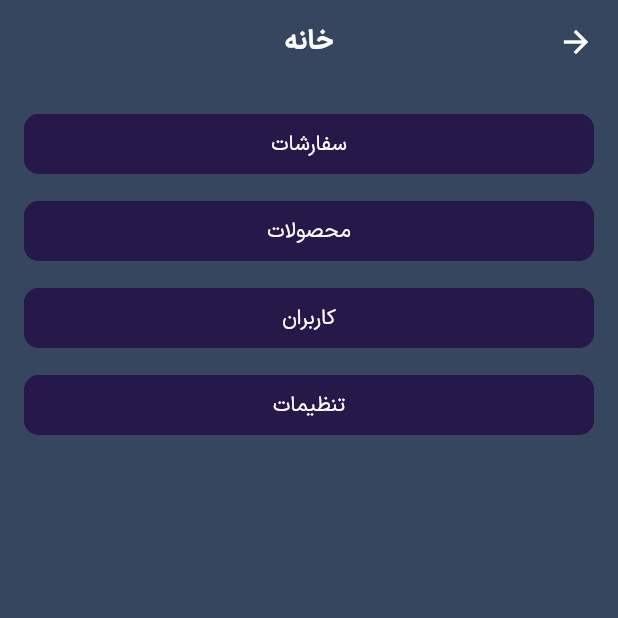
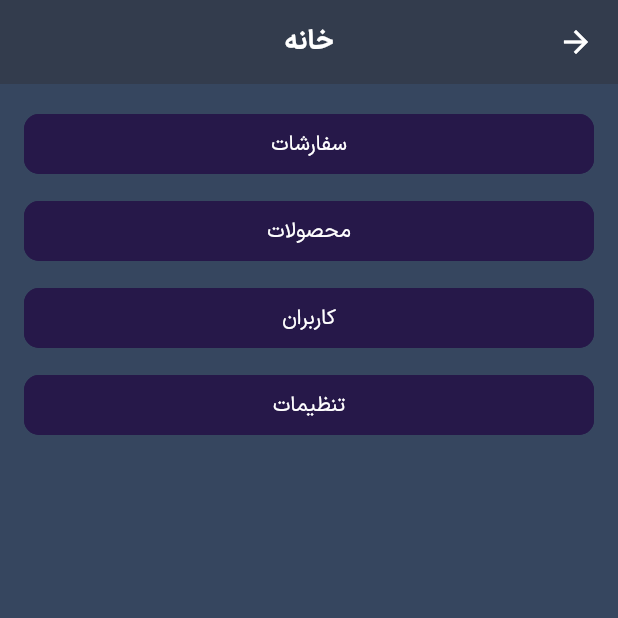
Before and after one commit to peymantaghipourfp/HaniGoldAdmin, a Flutter app: the screen it shows after launch, after a tap on "ورود", on a phone screen of 412 x 824 dp, the top half of it. Run offline on Flutter 3.47's test engine with Material 3 defaults, Android fonts, the light colour scheme and no system bars; our stand-ins replace dio, dropdown_button2, get, get_storage; network calls fail.

Commit message:
create orderCreateView

```diff
--- a/lib/src/config/const/app_color.dart
+++ b/lib/src/config/const/app_color.dart
@@ -2,9 +2,11 @@ import 'package:flutter/material.dart';
 
 class AppColor{
   static const Color textColor=Color(0xffffffff);
+  static const Color appBarColor=Color(0xff333c4d);
   static const Color backGroundColor=Color(0xff36465f);
   static const Color textFieldColor=Color(0xff5b6788);
   static const Color primaryColor=Color(0xff1bc06e);
   static const Color secondaryColor=Color(0xff261849);
   static const Color accentColor=Color(0xffc02a39);
+  static const Color buttonColor=Color(0xff02807e);
 }
--- a/lib/src/config/routes/bindings/order.bindings.dart
+++ b/lib/src/config/routes/bindings/order.bindings.dart
@@ -1,5 +1,6 @@
 
 import 'package:get/get.dart';
+import 'package:hanigold_admin/src/domain/order/controller/order_create.controller.dart';
 
 import '../../../domain/order/controller/order.controller.dart';
 
@@ -7,6 +8,6 @@ class OrderBindings implements Bindings{
   @override
   void dependencies() {
     Get.lazyPut(()=>OrderController());
+    Get.lazyPut(()=>OrderCreateController());
   }
-
 }
--- a/lib/src/config/routes/route_page.dart
+++ b/lib/src/config/routes/route_page.dart
@@ -6,11 +6,10 @@ import 'package:hanigold_admin/src/config/routes/bindings/home.bindings.dart';
 import 'package:hanigold_admin/src/config/routes/bindings/order.bindings.dart';
 import 'package:hanigold_admin/src/config/routes/bindings/splash.bindings.dart';
 import 'package:hanigold_admin/src/domain/auth/view/login.view.dart';
-import 'package:hanigold_admin/src/domain/home/controller/home.controller.dart';
 import 'package:hanigold_admin/src/domain/home/view/home.view.dart';
+import 'package:hanigold_admin/src/domain/order/view/order_create.view.dart';
 import 'package:hanigold_admin/src/domain/order/view/order_list.view.dart';
 import 'package:hanigold_admin/src/domain/product/view/product.view.dart';
-import 'package:hanigold_admin/src/domain/splash/controller/splash.controller.dart';
 import 'package:hanigold_admin/src/domain/tools/view/tools.view.dart';
 import 'package:hanigold_admin/src/domain/users/view/users.view.dart';
 import '../../domain/splash/view/splash.view.dart';
@@ -21,6 +20,7 @@ class RoutePage{
     GetPage(name: '/home', page: ()=>HomeView(),binding:HomeBindings()),
     GetPage(name: '/login', page: ()=>LoginView(),binding: AuthBindings()),
     GetPage(name: '/orderList', page: ()=>OrderListView(),binding: OrderBindings()),
+    GetPage(name: '/orderCreate', page: ()=>OrderCreateView(),binding: OrderBindings()),
     GetPage(name: '/product', page: ()=>ProductView()),
     GetPage(name: '/tools', page: ()=>ToolsView()),
     GetPage(name: '/users', page: ()=>UsersView()),
--- a/lib/src/domain/auth/view/login.view.dart
+++ b/lib/src/domain/auth/view/login.view.dart
@@ -6,7 +6,7 @@ import 'package:hanigold_admin/src/domain/auth/controller/auth.controller.dart';
 
 
 class LoginView extends GetView<AuthController> {
-  LoginView({super.key});
+  const LoginView({super.key});
 
   @override
   Widget build(BuildContext context) {
@@ -66,9 +66,7 @@ class LoginView extends GetView<AuthController> {
                                     borderRadius: BorderRadius.circular(15)
                                 ),
                               ),
-                              validator: (value) {
-
-                              },
+                              //validator: (value) {},
                             ),
                           ),
                         ),
@@ -87,9 +85,7 @@ class LoginView extends GetView<AuthController> {
                                   borderRadius: BorderRadius.circular(15)
                                 ),
                               ),
-                              validator: (value) {
-
-                              },
+                              //validator: (value) {},
                             ),
                           ),
                         ),
--- a/lib/src/domain/home/view/home.view.dart
+++ b/lib/src/domain/home/view/home.view.dart
@@ -4,6 +4,7 @@ import 'package:hanigold_admin/src/config/const/app_color.dart';
 import 'package:hanigold_admin/src/config/const/app_text_style.dart';
 import 'package:hanigold_admin/src/domain/home/controller/home.controller.dart';
 import 'package:hanigold_admin/src/domain/home/widget/custom_text_button.widget.dart';
+import 'package:hanigold_admin/src/widget/custom_appbar.widget.dart';
 
 class HomeView extends GetView<HomeController> {
   const HomeView({super.key});
@@ -12,14 +13,7 @@ class HomeView extends GetView<HomeController> {
   Widget build(BuildContext context) {
     return Scaffold(
       backgroundColor: AppColor.backGroundColor,
-      appBar: AppBar(
-        backgroundColor: AppColor.backGroundColor,
-        title: Text('خانه',style: AppTextStyle.smallTitleText,),
-        centerTitle: true,
-        iconTheme: IconThemeData(
-          color: AppColor.textColor
-        ),
-      ),
+      appBar: CustomAppBar(title: 'خانه'),
       body: Directionality(
         textDirection: TextDirection.rtl,
         child: SafeArea(
--- /dev/null
+++ b/lib/src/widget/custom_appbar.widget.dart
@@ -0,0 +1,38 @@
+import 'package:flutter/material.dart';
+
+import '../config/const/app_color.dart';
+import '../config/const/app_text_style.dart';
+
+class CustomAppBar extends StatelessWidget implements PreferredSizeWidget {
+  final String title;
+  final Color backgroundColor;
+  final Color iconColor;
+  final TextStyle titleTextStyle;
+  final bool centerTitle;
+
+  // Constructor to accept customization options
+  const CustomAppBar({
+    Key? key,
+    required this.title,
+    this.backgroundColor = AppColor.appBarColor,
+    this.iconColor = AppColor.textColor,
+    this.titleTextStyle = AppTextStyle.smallTitleText,
+    this.centerTitle = true,
+  }) : super(key: key);
+
+  @override
+  Widget build(BuildContext context) {
+    return AppBar(
+      backgroundColor: backgroundColor,
+      iconTheme: IconThemeData(color: iconColor),
+      title: Text(
+        title,
+        style: titleTextStyle,
+      ),
+      centerTitle: centerTitle,
+    );
+  }
+
+  @override
+  Size get preferredSize => const Size.fromHeight(kToolbarHeight);
+}
```
Also changed, not shown: lib/src/domain/order/controller/order_create.controller.dart (added, +14 -0 lines), lib/src/domain/order/view/order_create.view.dart (added, +167 -0 lines), lib/src/domain/tools/view/tools.view.dart (+2 -11 lines), lib/src/domain/users/view/users.view.dart (+2 -11 lines), lib/src/config/repository/url/base_url.dart (renamed from lib/src/config/repository/url/baseUrl.dart).
